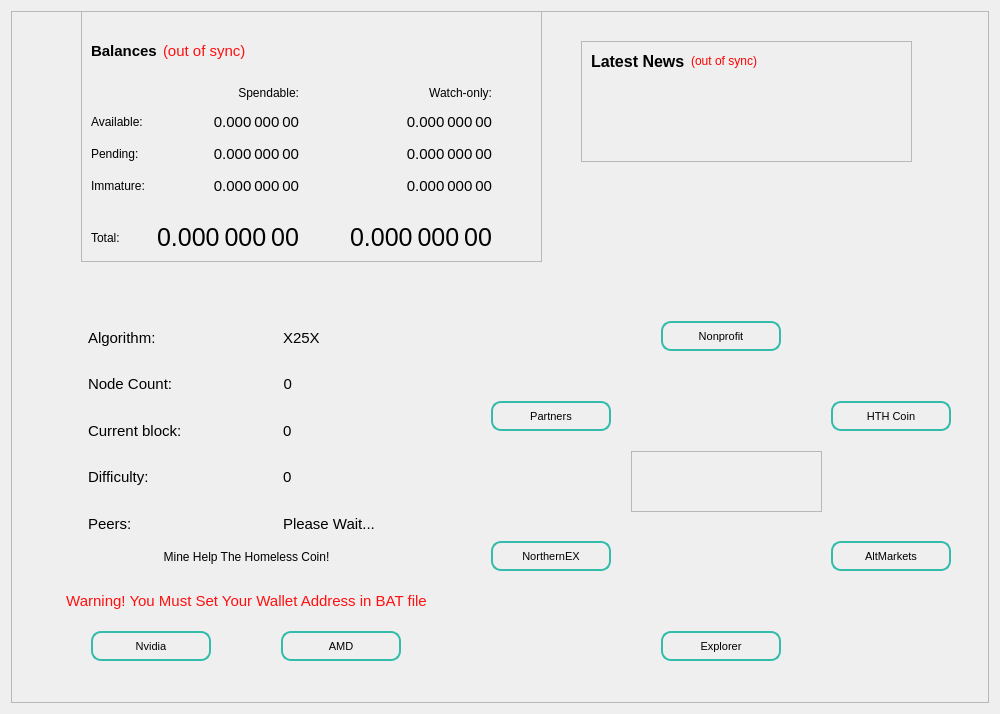
Old version of the form src/qt/forms/overviewpage.ui in the repository HTHcoin/helpthehomelesscoin.
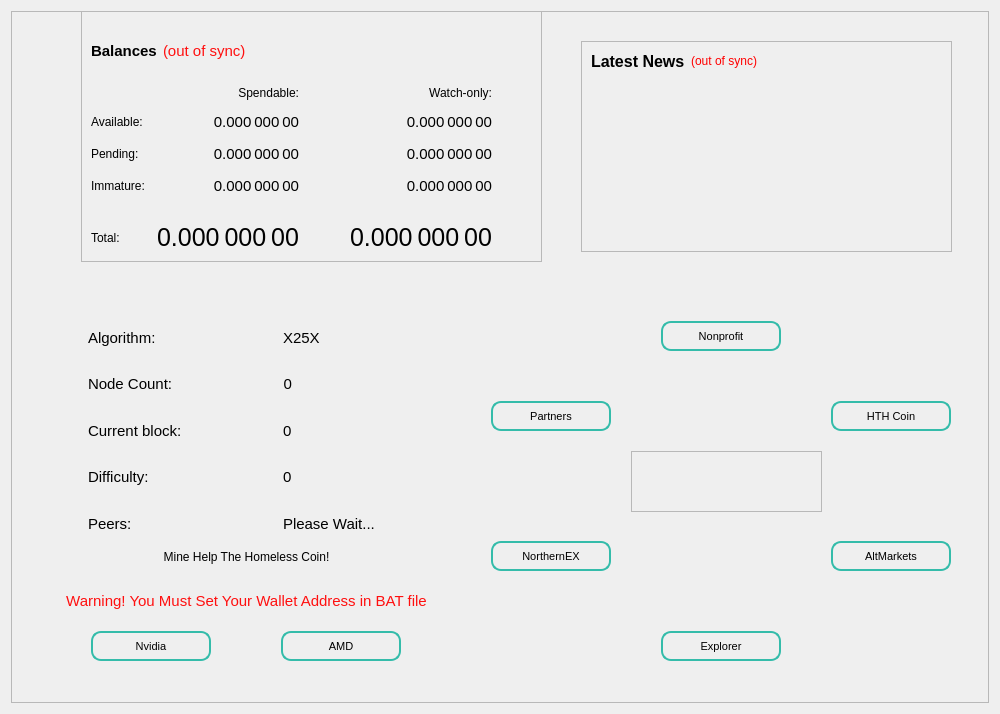
New version of the form.

Diff of the .ui file:
```diff
--- a/src/qt/forms/overviewpage.ui
+++ b/src/qt/forms/overviewpage.ui
@@ -1072,8 +1072,8 @@
        <rect>
         <x>570</x>
         <y>30</y>
-        <width>331</width>
-        <height>121</height>
+        <width>371</width>
+        <height>211</height>
        </rect>
       </property>
       <property name="minimumSize">
```
